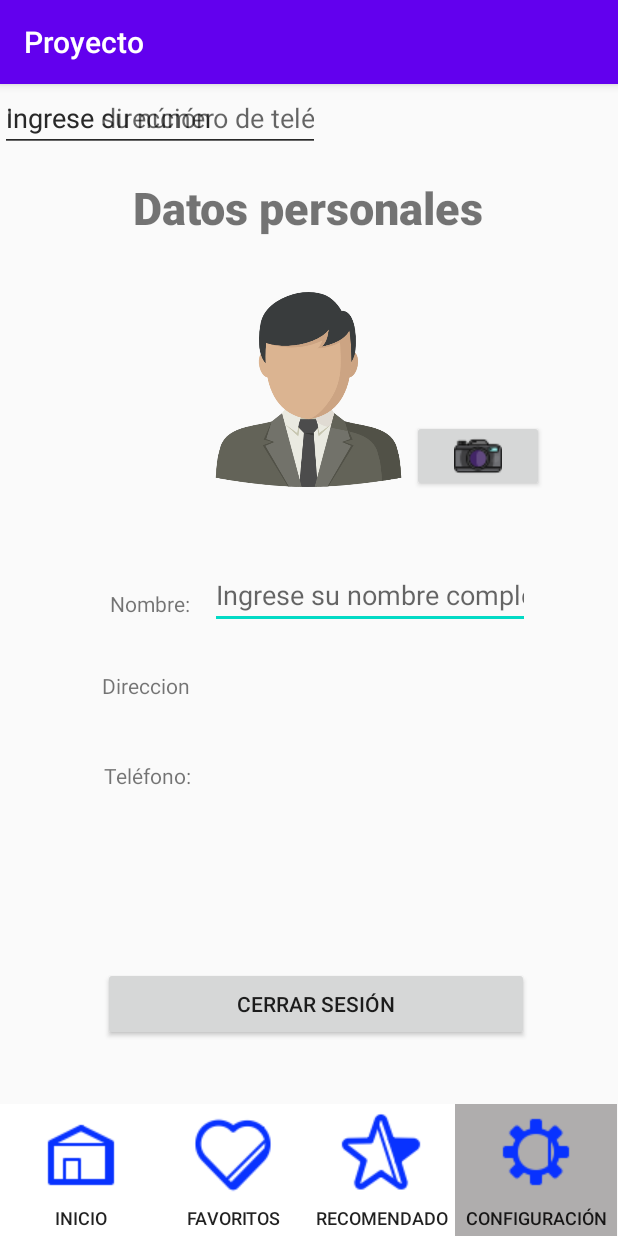
After one commit to JonathanBoVi/ProyectoMoviles, an Android app: the Configuracion screen opened directly, with no data from a screen before it, on a phone screen of 412 x 824 dp. The commit adds this screen. Run offline under Robolectric (Android 15) with nearby library versions, the phone set to English and light mode, and no system bars.

Commit message:
Interfaces restantes

```diff
--- a/app/build.gradle
+++ b/app/build.gradle
@@ -28,6 +28,8 @@ dependencies {
     implementation 'androidx.constraintlayout:constraintlayout:2.0.2'
     implementation 'com.google.android.material:material:1.2.1'
     implementation 'com.google.android.gms:play-services-maps:17.0.0'
+    implementation 'com.android.support:appcompat-v7:28.0.0'
+    implementation 'com.android.support.constraint:constraint-layout:1.1.3'
     testImplementation 'junit:junit:4.12'
     androidTestImplementation 'androidx.test.ext:junit:1.1.2'
     androidTestImplementation 'androidx.test.espresso:espresso-core:3.3.0'
--- a/app/src/main/AndroidManifest.xml
+++ b/app/src/main/AndroidManifest.xml
@@ -18,7 +18,10 @@
         android:supportsRtl="true"
         android:theme="@style/AppTheme"
         android:usesCleartextTraffic="true">
-        <activity android:name=".MenuPrincipal"></activity>
+        <activity android:name=".Configuracion"></activity>
+        <activity android:name=".Recomendados" />
+        <activity android:name=".Favoritos" />
+        <activity android:name=".MenuPrincipal" />
         <!--
              The API key for Google Maps-based APIs is defined as a string resource.
              (See the file "res/values/google_maps_api.xml").
--- /dev/null
+++ b/app/src/main/java/com/bonilla/proyecto/Configuracion.java
@@ -0,0 +1,13 @@
+package com.bonilla.proyecto;
+
+import androidx.appcompat.app.AppCompatActivity;
+import android.os.Bundle;
+
+public class Configuracion extends AppCompatActivity {
+
+    @Override
+    protected void onCreate(Bundle savedInstanceState) {
+        super.onCreate(savedInstanceState);
+        setContentView(R.layout.activity_configuracion);
+    }
+}
--- /dev/null
+++ b/app/src/main/res/layout/activity_configuracion.xml
@@ -0,0 +1,214 @@
+<?xml version="1.0" encoding="utf-8"?>
+<androidx.constraintlayout.widget.ConstraintLayout xmlns:android="http://schemas.android.com/apk/res/android"
+    xmlns:app="http://schemas.android.com/apk/res-auto"
+    xmlns:tools="http://schemas.android.com/tools"
+    android:layout_width="match_parent"
+    android:layout_height="match_parent"
+    tools:context=".Configuracion">
+
+    <RelativeLayout
+        android:id="@+id/relativeLayout2"
+        android:layout_width="411dp"
+        android:layout_height="88dp"
+        app:layout_constraintBottom_toBottomOf="parent"
+        app:layout_constraintEnd_toEndOf="parent"
+        app:layout_constraintHorizontal_bias="0.0"
+        app:layout_constraintStart_toStartOf="parent"
+        app:layout_constraintTop_toTopOf="parent"
+        app:layout_constraintVertical_bias="1.0">
+
+        <Button
+            android:id="@+id/button2"
+            android:layout_width="102dp"
+            android:layout_height="wrap_content"
+            android:layout_alignParentStart="true"
+            android:layout_alignParentTop="true"
+            android:layout_alignParentEnd="true"
+            android:layout_alignParentBottom="true"
+            android:layout_marginStart="0dp"
+            android:layout_marginTop="0dp"
+            android:layout_marginEnd="303dp"
+            android:layout_marginBottom="0dp"
+            android:background="#FFFFFF"
+            android:drawableTop="@drawable/home"
+            android:foregroundGravity="top|center"
+            android:text="Inicio"
+            android:textSize="12sp" />
+
+        <Button
+            android:id="@+id/button4"
+            android:layout_width="102dp"
+            android:layout_height="wrap_content"
+            android:layout_alignParentStart="true"
+            android:layout_alignParentTop="true"
+            android:layout_alignParentEnd="true"
+            android:layout_alignParentBottom="true"
+            android:layout_marginStart="106dp"
+            android:layout_marginTop="0dp"
+            android:layout_marginEnd="206dp"
+            android:layout_marginBottom="0dp"
+            android:background="#FFFFFF"
+            android:drawableTop="@drawable/heart"
+            android:foregroundGravity="top|center"
+            android:text="Favoritos"
+            android:textSize="12sp" />
+
+        <Button
+            android:id="@+id/button5"
+            android:layout_width="102dp"
+            android:layout_height="wrap_content"
+            android:layout_alignParentStart="true"
+            android:layout_alignParentTop="true"
+            android:layout_alignParentEnd="true"
+            android:layout_alignParentBottom="true"
+            android:layout_marginStart="202dp"
+            android:layout_marginTop="0dp"
+            android:layout_marginEnd="105dp"
+            android:layout_marginBottom="0dp"
+            android:background="#FFFFFF"
+            android:drawableTop="@drawable/star"
+            android:foregroundGravity="top|center"
+            android:text="Recomendado"
+            android:textSize="12sp" />
+
+        <Button
+            android:id="@+id/button6"
+            android:layout_width="102dp"
+            android:layout_height="wrap_content"
+            android:layout_alignParentStart="true"
+            android:layout_alignParentTop="true"
+            android:layout_alignParentEnd="true"
+            android:layout_alignParentBottom="true"
+            android:layout_marginStart="303dp"
+            android:layout_marginTop="0dp"
+            android:layout_marginEnd="0dp"
+            android:layout_marginBottom="0dp"
+            android:background="#AFADAD"
+            android:drawableTop="@drawable/options"
+            android:foregroundGravity="top|center"
+            android:text="Configuración"
+            android:textSize="12sp" />
+
+    </RelativeLayout>
+
+    <TextView
+        android:id="@+id/textView8"
+        android:layout_width="wrap_content"
+        android:layout_height="wrap_content"
+        android:fontFamily="sans-serif-black"
+        android:text="Datos personales"
+        android:textSize="30sp"
+        app:layout_constraintBottom_toBottomOf="parent"
+        app:layout_constraintEnd_toEndOf="parent"
+        app:layout_constraintHorizontal_bias="0.498"
+        app:layout_constraintStart_toStartOf="parent"
+        app:layout_constraintTop_toTopOf="parent"
+        app:layout_constraintVertical_bias="0.085" />
+
+    <ImageView
+        android:id="@+id/imageView4"
+        android:layout_width="138dp"
+        android:layout_height="130dp"
+        app:layout_constraintBottom_toBottomOf="@+id/relativeLayout2"
+        app:layout_constraintEnd_toEndOf="parent"
+        app:layout_constraintHorizontal_bias="0.498"
+        app:layout_constraintStart_toStartOf="parent"
+        app:layout_constraintTop_toTopOf="parent"
+        app:layout_constraintVertical_bias="0.217"
+        app:srcCompat="@drawable/user" />
+
+    <TextView
+        android:id="@+id/textView9"
+        android:layout_width="wrap_content"
+        android:layout_height="wrap_content"
+        android:text="Nombre:"
+        app:layout_constraintBottom_toBottomOf="parent"
+        app:layout_constraintEnd_toEndOf="parent"
+        app:layout_constraintHorizontal_bias="0.204"
+        app:layout_constraintStart_toStartOf="parent"
+        app:layout_constraintTop_toTopOf="parent"
+        app:layout_constraintVertical_bias="0.45" />
+
+    <TextView
+        android:id="@+id/textView12"
+        android:layout_width="wrap_content"
+        android:layout_height="wrap_content"
+        android:text="Teléfono:"
+        app:layout_constraintBottom_toBottomOf="parent"
+        app:layout_constraintEnd_toEndOf="parent"
+        app:layout_constraintHorizontal_bias="0.195"
+        app:layout_constraintStart_toStartOf="parent"
+        app:layout_constraintTop_toTopOf="parent"
+        app:layout_constraintVertical_bias="0.603" />
+
+    <TextView
+        android:id="@+id/textView13"
+        android:layout_width="wrap_content"
+        android:layout_height="wrap_content"
+        android:text="Direccion"
+        app:layout_constraintBottom_toBottomOf="parent"
+        app:layout_constraintEnd_toEndOf="parent"
+        app:layout_constraintHorizontal_bias="0.193"
+        app:layout_constraintStart_toStartOf="parent"
+        app:layout_constraintTop_toTopOf="parent"
+        app:layout_constraintVertical_bias="0.523" />
+
+    <Button
+        android:id="@+id/btnFoto"
+        android:layout_width="wrap_content"
+        android:layout_height="wrap_content"
+        android:foreground="@drawable/foto"
+        android:foregroundGravity="center"
+        app:layout_constraintBottom_toBottomOf="@+id/relativeLayout2"
+        app:layout_constraintEnd_toEndOf="parent"
+        app:layout_constraintHorizontal_bias="0.848"
+        app:layout_constraintStart_toStartOf="parent"
+        app:layout_constraintTop_toTopOf="parent"
+        app:layout_constraintVertical_bias="0.311" />
+
+    <Button
+        android:id="@+id/btnCerrarSesion"
+        android:layout_width="284dp"
+        android:layout_height="49dp"
+        android:text="Cerrar Sesión"
+        app:layout_constraintBottom_toBottomOf="parent"
+        app:layout_constraintEnd_toEndOf="parent"
+        app:layout_constraintHorizontal_bias="0.535"
+        app:layout_constraintStart_toStartOf="parent"
+        app:layout_constraintTop_toTopOf="parent"
+        app:layout_constraintVertical_bias="0.819" />
+
+    <EditText
+        android:id="@+id/txtNombre"
+        android:layout_width="wrap_content"
+        android:layout_height="wrap_content"
+        android:ems="10"
+        android:hint="Ingrese su nombre completo"
+        android:inputType="textPersonName"
+        app:layout_constraintBottom_toBottomOf="@+id/relativeLayout2"
+        app:layout_constraintEnd_toEndOf="parent"
+        app:layout_constraintHorizontal_bias="0.706"
+        app:layout_constraintStart_toStartOf="parent"
+        app:layout_constraintTop_toTopOf="parent"
+        app:layout_constraintVertical_bias="0.44" />
+
+    <EditText
+        android:id="@+id/editTextPhone"
+        android:layout_width="wrap_content"
+        android:layout_height="wrap_content"
+        android:ems="10"
+        android:hint="ingrese su número de teléfono"
+        android:inputType="phone"
+        tools:layout_editor_absoluteX="142dp"
+        tools:layout_editor_absoluteY="413dp" />
+
+    <EditText
+        android:id="@+id/editTextTextPersonName2"
+        android:layout_width="wrap_content"
+        android:layout_height="wrap_content"
+        android:ems="10"
+        android:hint="Ingrese dirección"
+        android:inputType="textPersonName"
+        tools:layout_editor_absoluteX="142dp"
+        tools:layout_editor_absoluteY="359dp" />
+</androidx.constraintlayout.widget.ConstraintLayout>
--- a/app/src/main/res/layout/activity_menu_principal.xml
+++ b/app/src/main/res/layout/activity_menu_principal.xml
@@ -91,7 +91,7 @@
             android:layout_marginTop="0dp"
             android:layout_marginEnd="303dp"
             android:layout_marginBottom="0dp"
-            android:background="#FFFFFF"
+            android:background="#AFADAD"
             android:drawableTop="@drawable/home"
             android:foregroundGravity="top|center"
             android:text="Inicio"
```
Also changed, not shown: app/src/main/java/com/bonilla/proyecto/Favoritos.java (added, +13 -0 lines), app/src/main/java/com/bonilla/proyecto/Recomendados.java (added, +13 -0 lines), app/src/main/res/layout/activity_favoritos.xml (added, +93 -0 lines), app/src/main/res/layout/activity_recomendados.xml (added, +93 -0 lines), app/src/main/res/layout/activity_registrar_usu.xml (+32 -32 lines), app/src/main/res/drawable/foto.png (added).
